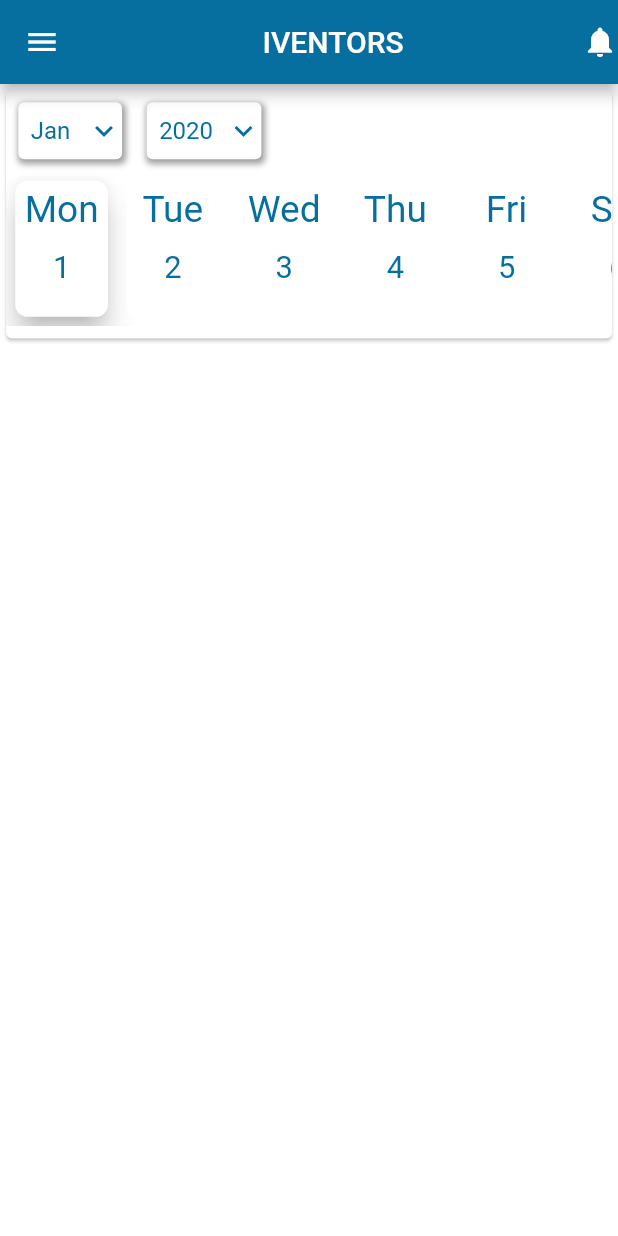
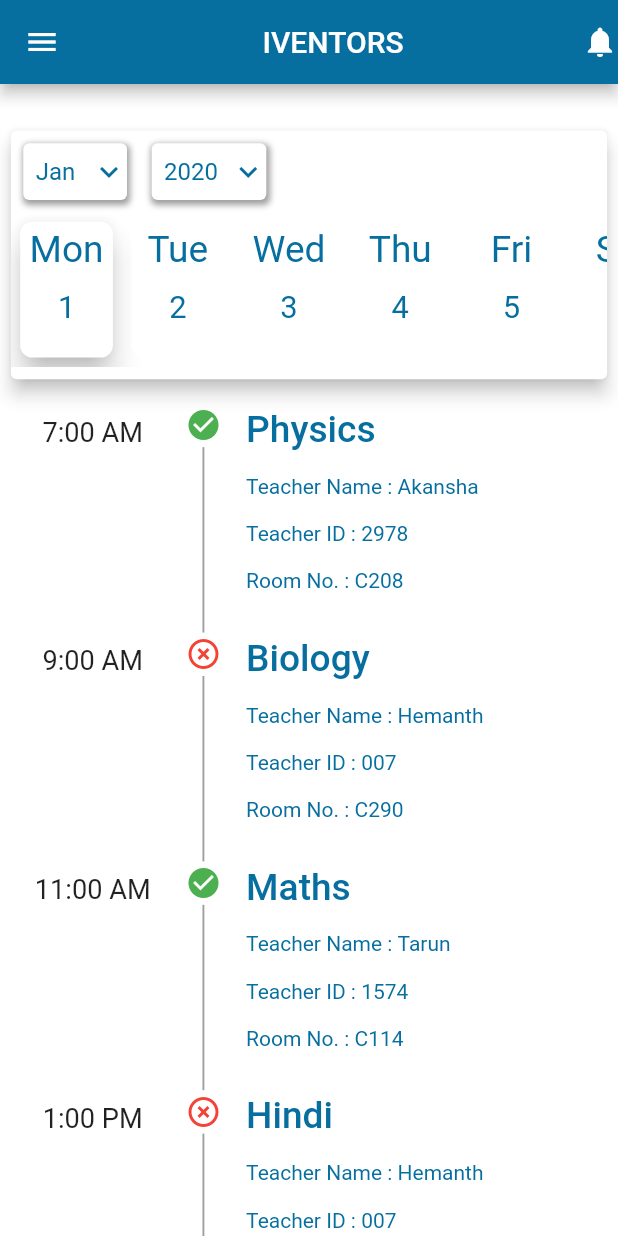
Before and after one commit to IVARA-Application/IV-APP-BACKEND-TEAM, a Flutter app: the AttendancePage screen opened by its route, on a phone screen of 412 x 824 dp. Run offline on Flutter 3.47's test engine with Material 2 defaults, Android fonts, the phone set to English and light mode, and no system bars.

Commit message:
Update attendance.dart

```diff
--- a/lib/students_app/attendance/attendance.dart
+++ b/lib/students_app/attendance/attendance.dart
@@ -10,6 +10,40 @@ class AttendancePage extends StatefulWidget {
 class _AttendancePageState extends State<AttendancePage> {
   int currentday = 0;
   Color blue = Color(0xFF076FA0);
+  List<Map> attendance=[
+    {
+      'time':'7:00 AM',
+      'subject':'Physics',
+      'teacherName':'Akansha',
+      'teacherId':'2978',
+      'roomNo':'C208',
+      'present':true
+    },
+    {
+      'time':'9:00 AM',
+      'subject':'Biology',
+      'teacherName':'Hemanth',
+      'teacherId':'007',
+      'roomNo':'C290',
+      'present':false
+    },
+    {
+      'time':'11:00 AM',
+      'subject':'Maths',
+      'teacherName':'Tarun',
+      'teacherId':'1574',
+      'roomNo':'C114',
+      'present':true
+    },
+    {
+      'time':'1:00 PM',
+      'subject':'Hindi',
+      'teacherName':'Hemanth',
+      'teacherId':'007',
+      'roomNo':'C290',
+      'present':false
+    },
+  ];
   var months = [
     'Jan',
     'Feb',
@@ -34,12 +68,7 @@ class _AttendancePageState extends State<AttendancePage> {
     'Sat',
   ];
 
-  @override
-  Widget build(BuildContext context) {
-
-    double screenHeight = MediaQuery.of(context).size.height;
-    double screenWidth = MediaQuery.of(context).size.width;
-    Widget makeDropDown(List<String> dropdownList) {
+  Widget makeDropDown(List<String> dropdownList, screenWidth, screenHeight) {
     return Padding(
       padding: EdgeInsets.all(screenWidth * 0.02),
       child: Container(
@@ -85,6 +114,54 @@ class _AttendancePageState extends State<AttendancePage> {
     );
   }
 
+  Widget makeCalendarList(screenWidth, screenHeight) {
+    return ListView.builder(
+      scrollDirection: Axis.horizontal,
+      itemCount: 6,
+      itemBuilder: (context, index) {
+        return Padding(
+          padding: EdgeInsets.all(screenWidth * 0.015),
+          child: GestureDetector(
+              child: Material(
+                borderRadius: BorderRadius.circular(screenHeight * 0.01),
+                color: Colors.white,
+                elevation: index == currentday ? 8 : 0,
+                child: Padding(
+                  padding: EdgeInsets.symmetric(vertical: screenHeight * 0.005),
+                  child: Container(
+                    width: screenWidth * 0.15,
+                    height: screenHeight * 0.1,
+                    child: Center(
+                      child: Column(
+                        children: [
+                          Text(days[index],
+                              style: TextStyle(
+                                  color: blue, fontSize: screenHeight * 0.03)),
+                          SizedBox(height: screenHeight * 0.015),
+                          Text((index + 1).toString(),
+                              style: TextStyle(
+                                  color: blue, fontSize: screenHeight * 0.025))
+                        ],
+                      ),
+                    ),
+                  ),
+                ),
+              ),
+              onTap: () {
+                setState(() {
+                  currentday = index;
+                });
+              }),
+        );
+      },
+    );
+  }
+
+  @override
+  Widget build(BuildContext context) {
+    double screenHeight = MediaQuery.of(context).size.height;
+    double screenWidth = MediaQuery.of(context).size.width;
+
     return Scaffold(
       backgroundColor: Colors.white,
       drawer: Drawer(),
@@ -98,68 +175,94 @@ class _AttendancePageState extends State<AttendancePage> {
       body: SafeArea(
         child: Column(
           children: <Widget>[
-            Card(
+            SizedBox(height: screenHeight * 0.025),
+            Padding(
+              padding: EdgeInsets.symmetric(
+                  vertical: screenHeight * 0.008,
+                  horizontal: screenWidth * 0.008),
+              child: Card(
+                elevation: 5,
                 child: Column(
                   children: <Widget>[
                     Row(
                       children: <Widget>[
-                      makeDropDown(months),
-                      makeDropDown(years)
+                        makeDropDown(months, screenWidth, screenHeight),
+                        makeDropDown(years, screenWidth, screenHeight)
                       ],
                     ),
                     SizedBox(
                       height: screenHeight * 0.125,
-                    child: ListView.builder(
-                      scrollDirection: Axis.horizontal,
-                      itemCount: 6,
-                      itemBuilder: (context, index) {
-                        return Padding(
-                          padding: EdgeInsets.all(screenWidth * 0.015),
-                          child: GestureDetector(
-                            child: Material(
-                              borderRadius:
-                                  BorderRadius.circular(screenHeight * 0.01),
-                              color: Colors.white,
-                              elevation: index == currentday ? 8 : 0,
-                              child: Padding(
-                                padding: EdgeInsets.symmetric(
-                                    vertical: screenHeight * 0.005),
-                                child: Container(
-                                  width: screenWidth * 0.15,
-                                  height: screenHeight * 0.1,
-                                  child: Center(
-                                    child: Column(
-                                      children: [
-                                        Text(days[index],
-                                            style: TextStyle(
-                                                color: blue,
-                                                fontSize: screenHeight * 0.03)),
-                                        SizedBox(height: screenHeight * 0.015),
-                                        Text((index+1).toString(),
-                                            style: TextStyle(
-                                                color: blue,
-                                                fontSize: screenHeight * 0.025))
+                      child: makeCalendarList(screenWidth, screenHeight),
+                    ),
+                    SizedBox(height: screenHeight * 0.01)
                   ],
                 ),
               ),
             ),
+            SizedBox(height:screenHeight*0.01),
+            Expanded(
+                child: ListView.builder(
+              itemCount: attendance.length,
+              itemBuilder: (context, index) {
+                return Row(
+                  crossAxisAlignment: CrossAxisAlignment.start,
+                  children: [
+                    Container(
+                      width:screenWidth*0.3,
+                      padding: EdgeInsets.symmetric(vertical:screenHeight*0.007),
+                      child: Center(child: Text(attendance[index]['time'],style:TextStyle(fontSize: screenHeight*0.022))),
+                    ),
+                    Column(
+                      children: [
+                        Icon(
+                          attendance[index]['present']?Icons.check_circle:Icons.highlight_off,
+                          color: attendance[index]['present']?Colors.green:Colors.red,
+                        ),
+                        Padding(
+                          padding: EdgeInsets.all(screenHeight*0.003),
+                          child: Container(
+                              height: screenHeight * 0.15,
+                              width: screenWidth * 0.003,
+                              color: Colors.grey),
+                        )
+                      ],
+                    ),
+                    Padding(
+                      padding: EdgeInsets.only(left:screenWidth*0.04),
+                      child: Container(
+                        child: Container(
+                          height:screenHeight*0.15,
+                          child: Column(
+                            crossAxisAlignment: CrossAxisAlignment.start,
+                            mainAxisAlignment: MainAxisAlignment.spaceBetween,
+                            children: [
+                            Text(attendance[index]['subject'],style:TextStyle(fontSize: screenHeight*0.03,color: blue,fontWeight: FontWeight.w500)),
+                            Row(
+                              children: [
+                                Text('Teacher Name : ',style:TextStyle(color: blue)),
+                                Text(attendance[index]['teacherName'],style:TextStyle(color: blue)),
+                              ],
+                            ),
+                            Row(
+                              children: [
+                                Text('Teacher ID : ',style:TextStyle(color: blue)),
+                                Text(attendance[index]['teacherId'],style:TextStyle(color: blue)),
+                              ],
+                            ),
+                            Row(
+                              children: [
+                                Text('Room No. : ',style:TextStyle(color: blue)),
+                                Text(attendance[index]['roomNo'],style:TextStyle(color: blue)),
+                              ],
+                            )
+                          ],),
                         ),
                       ),
-                            onTap: (){
-                              setState(() {
-                                currentday=index;
-                              });
-                            }
-                          ),
+                    )
+                  ],
                 );
               },
-                    ),
-                  ),
-                  SizedBox(height:screenHeight*0.01)
-                ],
-              ),
-            ),
-
+            ))
           ],
         ),
       ),
```
Lines whose indentation alone changed are shown as unchanged.
